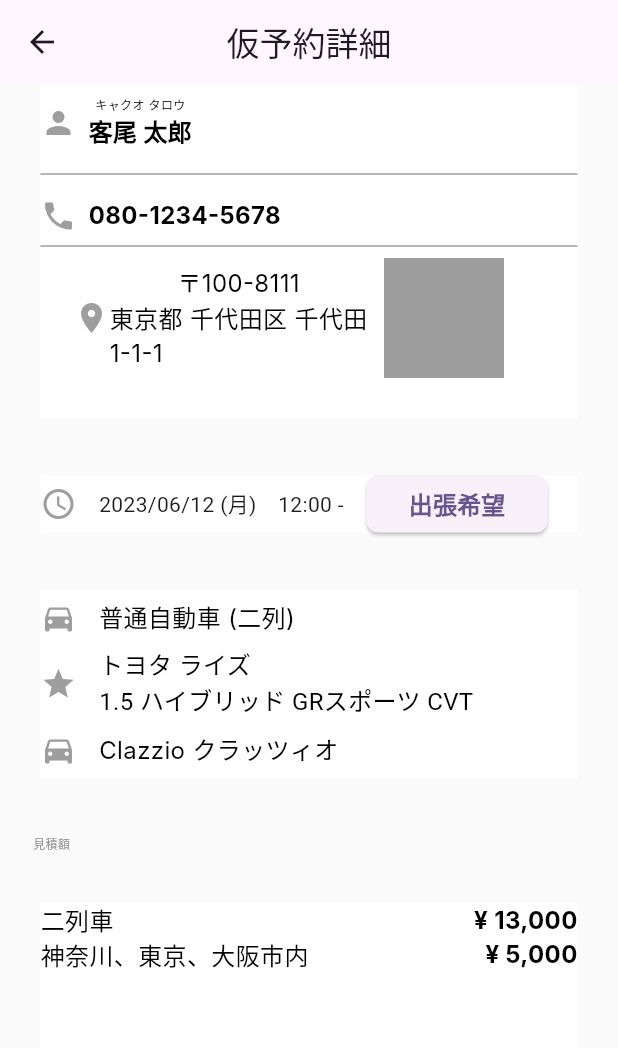
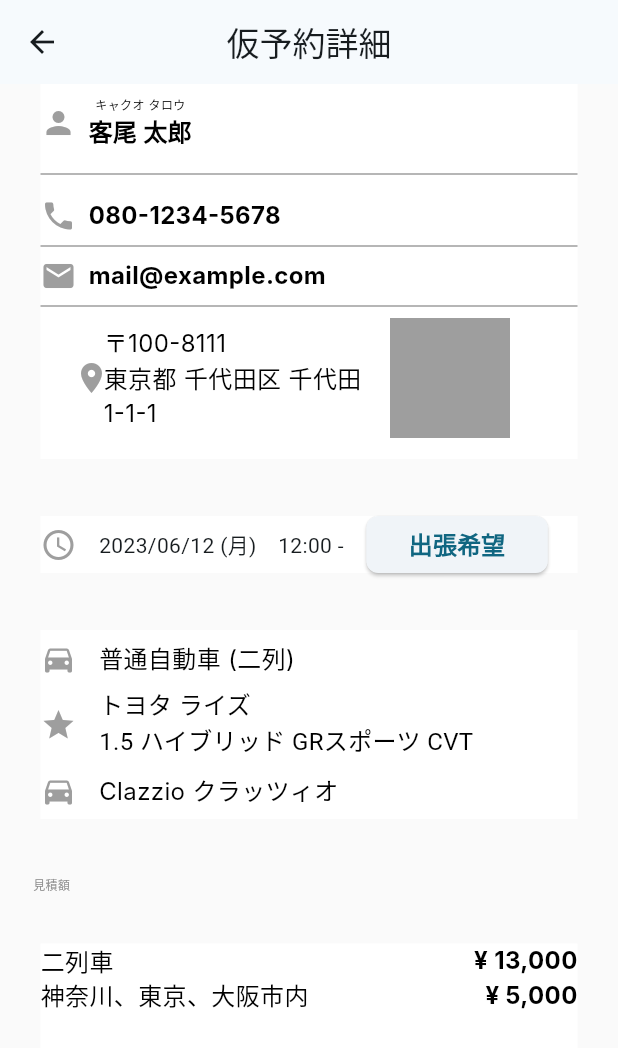
Before and after one commit to yuuya-1205/kurumo_app, a Flutter app: the ProvisionalReservationDetail screen opened directly, on a phone screen of 412 x 824 dp. Shown: the top 1048 px of the screen. Run offline on Flutter 3.47's test engine with Material 2 defaults, Android fonts, the phone set to English and light mode, and no system bars; our stand-ins replace firebase_core; accounts and stored records are empty; Roboto replaces fonts that are missing (Inter, Noto Sans JP).

Commit message:
chnage  UIを修正中

```diff
--- a/lib/app.dart
+++ b/lib/app.dart
@@ -1,4 +1,5 @@
 import 'package:flutter/material.dart';
+import 'package:kurumo_app/util/color.dart';
 import 'package:kurumo_app/views/login_page.dart';
 
 class App extends StatelessWidget {
@@ -10,7 +11,7 @@ class App extends StatelessWidget {
     return MaterialApp(
       title: 'Flutter Demo',
       theme: ThemeData(
-        colorScheme: ColorScheme.fromSeed(seedColor: Colors.deepPurple),
+        colorScheme: ColorScheme.fromSeed(seedColor: primary),
         useMaterial3: true,
         /// [AndroidのAppBarのタイトルを中央寄せにする]
         appBarTheme: const AppBarTheme(
--- a/lib/views/pages/provisional_reservation_detail.dart
+++ b/lib/views/pages/provisional_reservation_detail.dart
@@ -27,7 +27,7 @@ class ProvisionalReservationDetail extends StatelessWidget {
             margin: const EdgeInsets.only(left: 22, right: 22),
             color: backgroudWhith,
             width: 358,
-            height: 223,
+            height: 250,
             child: Column(
               children: [
                 SizedBox(height: 8),
@@ -84,6 +84,25 @@ class ProvisionalReservationDetail extends StatelessWidget {
                   color: Colors.grey,
                   thickness: 1,
                 ),
+                Row(
+                  children: [
+                    Icon(Icons.email, color: Colors.grey),
+                    SizedBox(width: 8),
+                    Text(
+                      'mail@example.com',
+                      style: TextStyle(
+                        color: Colors.black,
+                        fontSize: 16,
+                        fontFamily: 'Inter',
+                        fontWeight: FontWeight.w700,
+                      ),
+                    ),
+                  ],
+                ),
+                Divider(
+                  color: Colors.grey,
+                  thickness: 1,
+                ),
 
                 /// TODO: 地図のリストを表示する
                 Container(
@@ -95,10 +114,15 @@ class ProvisionalReservationDetail extends StatelessWidget {
                     children: [
                       Row(
                         children: [
-                          Icon(Icons.place, color: Colors.grey),
+                          Container(
+                              width: 20,
+                              child: Icon(Icons.place, color: Colors.grey)),
                           Column(
                             children: [
-                              Text(
+                              SizedBox(width: 8),
+                              Container(
+                                width: 180,
+                                child: Text(
                                   '〒100-8111',
                                   style: TextStyle(
                                     color: Colors.black,
@@ -107,13 +131,17 @@ class ProvisionalReservationDetail extends StatelessWidget {
                                     fontWeight: FontWeight.w400,
                                   ),
                                 ),
-                              Text(
+                              ),
+                              Container(
+                                width: 180,
+                                child: Text(
                                   '東京都 千代田区 千代田\n1-1-1',
                                   style: TextStyle(
                                     color: Colors.black,
                                     fontSize: 16,
                                     fontFamily: 'Inter',
                                     fontWeight: FontWeight.w400,
+                                  ),
                                 ),
                               ),
                             ],
```
Lines whose indentation alone changed are shown as unchanged.
